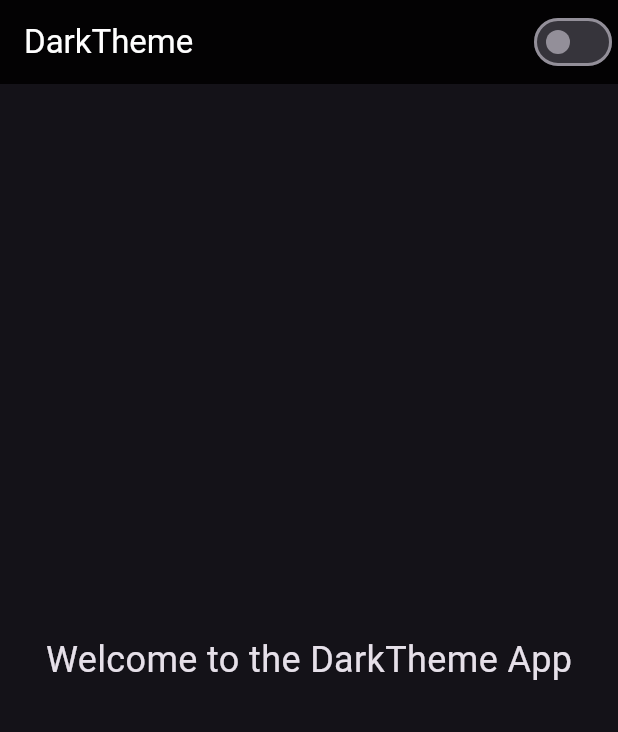
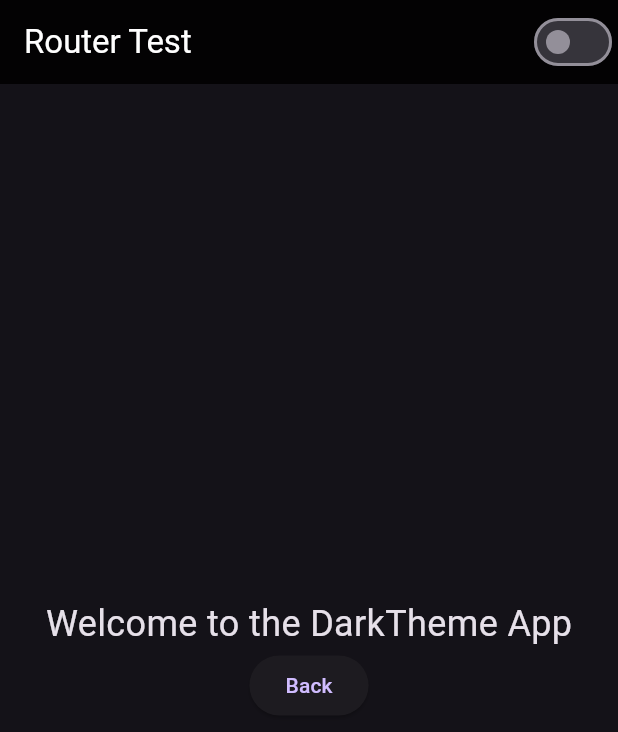
Before and after one commit to joaovtfor/FlutterStudies, a Flutter app: the HomePage screen opened directly, on a phone screen of 412 x 824 dp. Shown: the top 732 px of the screen. Run offline on Flutter 3.47's test engine with Material 3 defaults, Android fonts, the light colour scheme and no system bars.

Commit message:
`Feat` - Routes test

```diff
--- a/routes/lib/homePage.dart
+++ b/routes/lib/homePage.dart
@@ -17,7 +17,7 @@ class HomePageState extends State<HomePage> {
       appBar: AppBar(
         backgroundColor: Colors.black87,
         title: Text(
-          'DarkTheme',
+          'Router Test',
           style: TextStyle(color: Colors.white),
         ),
         actions: [CustomSwitch()],
@@ -30,6 +30,13 @@ class HomePageState extends State<HomePage> {
           children: [
             Text('Welcome to the DarkTheme App',
                 style: TextStyle(fontSize: 24)),
+            Container(
+                child: ElevatedButton(
+              onPressed: () {
+                Navigator.of(context).pushNamed('/');
+              },
+              child: Text('Back'),
+            ))
           ],
         ),
       ),
```
Also changed, not shown: routes/lib/appWidget.dart (+14 -6 lines), routes/lib/login_page.dart (+1 -6 lines).
